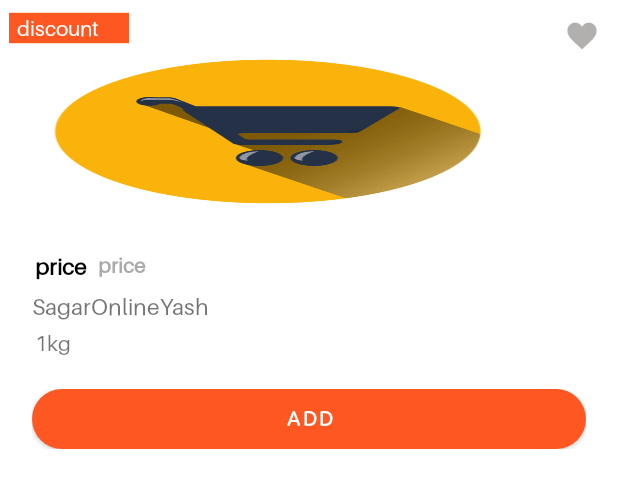
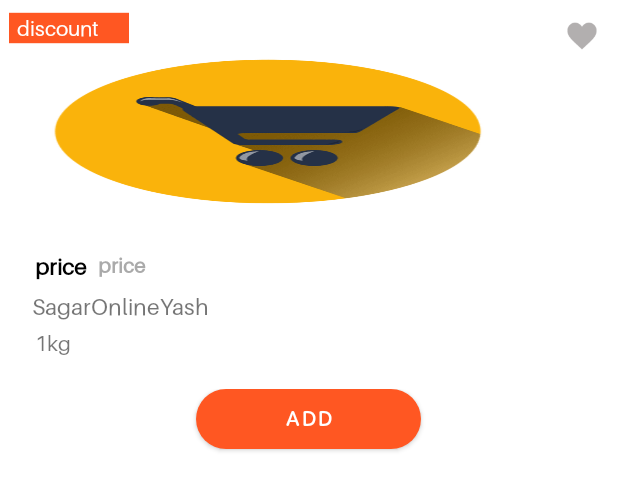
Before and after one commit to Anas73412/SagarOnlineNew, an Android app: the layout rv_related.xml on its own in the app's theme, with its tools: preview values and no code run, on a phone screen of 412 x 824 dp. Shown: the top 490 px of the screen. Run offline under Robolectric (Android 15) with nearby library versions, the phone set to English and light mode, and no system bars; plain views replace ElegantNumberButton; network calls fail.

Commit message:
fixing all - add button from product remaining

```diff
--- a/app/src/main/res/layout/fragment_details.xml
+++ b/app/src/main/res/layout/fragment_details.xml
@@ -436,6 +436,7 @@
                     android:layout_margin="@dimen/space_10"
                     android:elevation="6dp"
                     app:textSize="8dp"
+
                     app:textColor="@color/white"
                     />
             </RelativeLayout>
@@ -443,6 +444,7 @@
             <LinearLayout
                 android:layout_width="match_parent"
                 android:layout_height="wrap_content"
+                android:visibility="gone"
                 android:orientation="vertical">
 
                 <TextView
@@ -466,6 +468,7 @@
             <LinearLayout
                 android:layout_width="match_parent"
                 android:layout_height="wrap_content"
+                android:visibility="gone"
                 android:orientation="vertical">
 
                 <TextView
@@ -499,6 +502,7 @@
                     android:layout_marginRight="@dimen/space_20"
                     android:layout_height="wrap_content"
                     android:background="@drawable/bg_rounded_button"
+                    app:backgroundTint="@color/colorAccent"
                     android:clickable="true"
                     android:text="Add"
                     android:textColor="@color/white" />
--- a/app/src/main/res/layout/row_product.xml
+++ b/app/src/main/res/layout/row_product.xml
@@ -227,7 +227,6 @@
                     app:textSize="7dp"
                     android:layout_centerInParent="true"
                     app:initialNumber="0"
-                    app:finalNumber="10"
                     android:visibility="gone"
                     app:backGroundColor="@color/colorAccent"
                     app:backgroundDrawable="@drawable/bg_rounded_button"
--- a/app/src/main/res/layout/rv_related.xml
+++ b/app/src/main/res/layout/rv_related.xml
@@ -194,9 +194,8 @@
             <RelativeLayout
                 android:id="@+id/rel_add"
                 android:layout_width="match_parent"
-                android:layout_height="40dp"
-                android:layout_marginLeft="15dp"
-                android:layout_marginRight="15dp"
+                android:layout_height="50dp"
+
                 android:layout_marginTop="@dimen/space_5"
                 android:layout_marginBottom="@dimen/space_10"
                 android:layout_alignParentBottom="true"
@@ -207,23 +206,25 @@
                     android:id="@+id/add_btn"
                     android:layout_centerHorizontal="true"
                     android:background="@drawable/bg_rounded_button"
-                    android:layout_width="match_parent"
+                    android:layout_width="150dp"
                     android:layout_height="40dp"
                     android:text="add"
+
                     app:backgroundTint="@color/colorAccent"
                     android:textColor="@color/white"
 
                     />
                 <com.cepheuen.elegantnumberbutton.view.ElegantNumberButton
-                    android:layout_width="90dp"
-                    android:layout_height="wrap_content"
+                    android:layout_width="150dp"
+                    android:layout_height="40dp"
                     app:textSize="7dp"
                     app:initialNumber="1"
+                    android:visibility="gone"
                     android:layout_centerHorizontal="true"
                     android:id="@+id/elegantButton"
                     app:backGroundColor="@color/colorAccent"
                     app:backgroundDrawable="@drawable/bg_rounded_button"
-                    android:visibility="gone"
+
                     />
 
 
--- a/app/src/main/res/values/styles.xml
+++ b/app/src/main/res/values/styles.xml
@@ -11,25 +11,23 @@
         <item name="drawableNavigationItemBackground">@drawable/menu_background_color_state</item>
         <item name="windowActionBar">false</item>
         <item name="windowNoTitle">true</item>
-        <item name="colorButtonNormal">@color/colorAccent</item>
         <item name="textAppearanceCaption">@font/bold</item>
         <item name="textAppearanceBody1">@font/bold</item>
-        <item name="expandActivityOverflowButtonDrawable">@drawable/bg_rounded_button</item>
+
     </style>
     <style name="AppTheme2" parent="Theme.MaterialComponents.Light.DarkActionBar">
         <!-- Customize your theme here. -->
         <item name="colorPrimary">@color/colorPrimaryDark</item>
         <item name="colorPrimaryDark">@color/colorPrimaryDark</item>
-        <item name="colorAccent">@color/colorPrimaryDark</item>
+        <item name="colorAccent">@color/white</item>
         <item name="colorNavigationItem">@color/menu_item_color_state</item>
         <item name="colorNavigationItemSelected">@color/white</item>
         <item name="drawableNavigationItemBackground">@drawable/menu_background_color_state</item>
         <item name="windowActionBar">false</item>
         <item name="windowNoTitle">true</item>
-        <item name="colorButtonNormal">@color/colorAccent</item>
         <item name="textAppearanceCaption">@font/bold</item>
         <item name="textAppearanceBody1">@font/bold</item>
-        <item name="expandActivityOverflowButtonDrawable">@drawable/bg_rounded_button</item>
+
     </style>
     <style name="AppTabLayout" parent="Widget.Design.TabLayout">
         <item name="android:layout_marginLeft">40dp</item>
```
